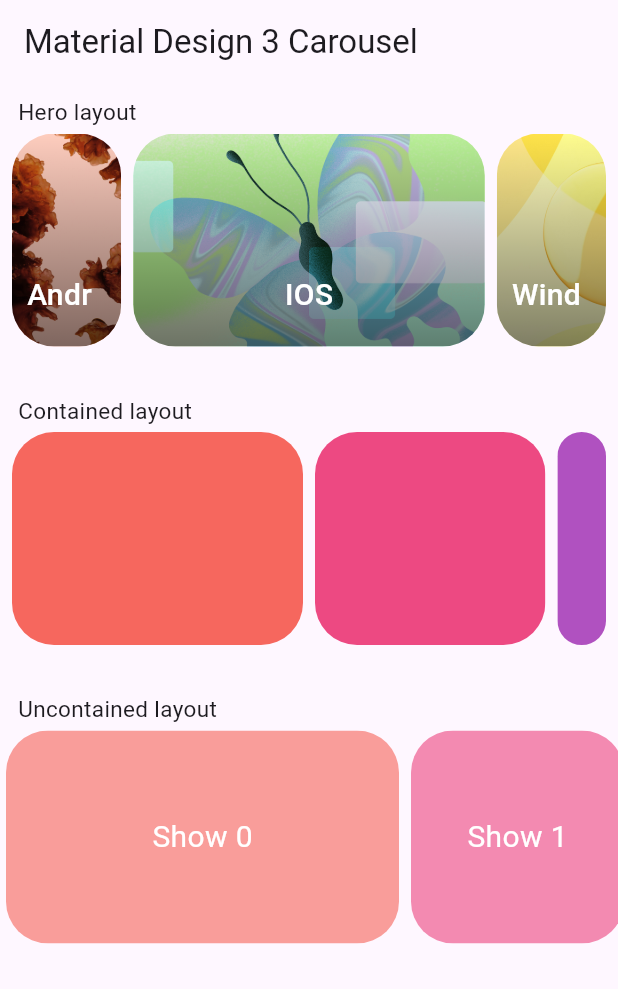
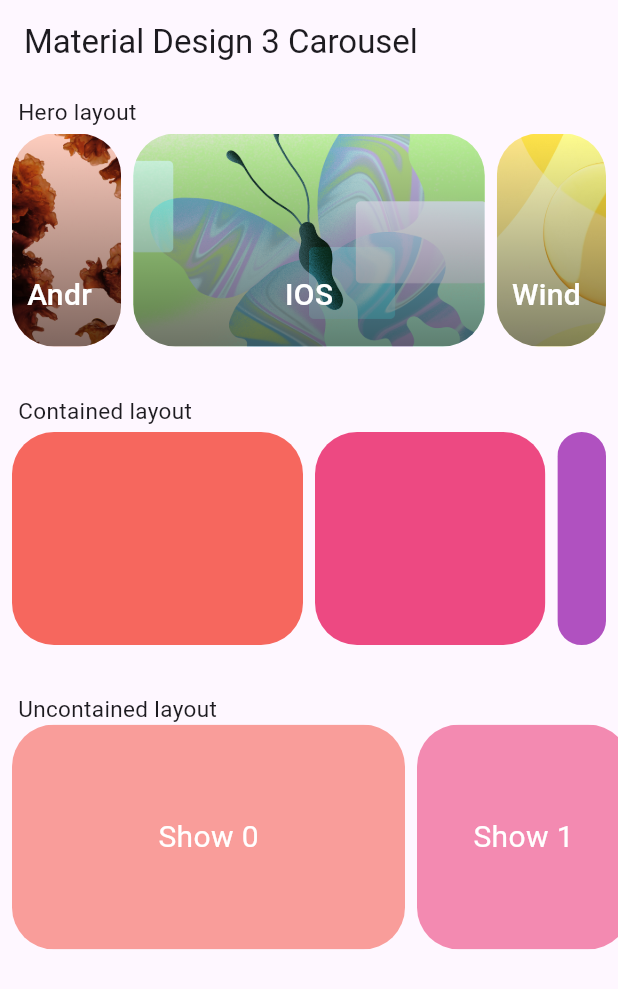
Before and after one commit to paadevelopments/m3_carousel, a Flutter app: the screen it shows after launch, on a phone screen of 412 x 824 dp. Shown: the top 989 px of the screen. Run offline on Flutter 3.47's test engine with Material 3 defaults, Android fonts, the phone set to English and light mode, and no system bars.

Commit message:
v2.0.2 release.

```diff
--- a/lib/base_layout.dart
+++ b/lib/base_layout.dart
@@ -347,7 +347,9 @@ class _CarouselViewState extends State<CarouselView> {
                   delegate: SliverChildBuilderDelegate(
                     (BuildContext context, int index) {
                       return Padding(
-                        padding: effectivePadding,
+                        padding: index == (widget.children.length - 1)
+                            ? const EdgeInsets.symmetric(horizontal: 8.0)
+                            : const EdgeInsets.only(left: 8.0),
                         child: widget.children.elementAt(index),
                       );
                     },
@@ -754,7 +756,7 @@ class _RenderSliverWeightedCarousel extends RenderSliverFixedExtentBoxAdaptor {
     return extent;
   }
 
-  // To ge the extent unit based on the viewport exten and the sum of weights.
+  // To ge the extent unit based on the viewport extent and the sum of weights.
   double get extentUnit =>
       constraints.viewportMainAxisExtent /
       (weights.reduce((int total, int extent) => total + extent));
--- a/lib/m3_carousel.dart
+++ b/lib/m3_carousel.dart
@@ -30,6 +30,7 @@ class M3Carousel extends StatefulWidget {
     this.uncontainedShrinkExtent = 150.0,
     this.childElementBorderRadius = 28.0,
     this.scrollAnimationDuration = 500,
+    this.singleSwipeGestureSensitivityRange = 300,
     this.onTap,
     required this.children,
   });
@@ -120,6 +121,16 @@ class M3Carousel extends StatefulWidget {
   /// Defaults to 500. Value unit is in milliseconds.
   final int scrollAnimationDuration;
 
+  /// Swipe scroll sensitivity for single-swipe gesture (automatic) scrolling.
+  ///
+  /// A higher value will imply a longer horizontal swipe to trigger scroll action
+  /// on carousel. Hence, reducing swipe sensitivity.
+  /// This works if [freeScroll] value is set to false (enables automatic scroll).
+  /// And on all platforms except Web.
+  ///
+  /// Defaults to 300.
+  final int singleSwipeGestureSensitivityRange;
+
   /// Sets listener for clicks/taps on carousel items.
   ///
   /// Clicked / Tapped item's index is return as [selectedIndex] value.
@@ -202,9 +213,11 @@ class _M3CarouselState extends State<M3Carousel> {
   }
 
   void onHorizontalDragEnd(DragEndDetails details) {
-    if (details.primaryVelocity! > (kIsWeb ? 0 : 300)) {
+    if (details.primaryVelocity! >
+        (kIsWeb ? 0 : widget.singleSwipeGestureSensitivityRange)) {
       scrollFrame(0);
-    } else if (details.primaryVelocity! < -(kIsWeb ? 0 : 300)) {
+    } else if (details.primaryVelocity! <
+        -(kIsWeb ? 0 : widget.singleSwipeGestureSensitivityRange)) {
       scrollFrame(1);
     }
   }
--- a/pubspec.yaml
+++ b/pubspec.yaml
@@ -1,6 +1,6 @@
 name: m3_carousel
 description: A flutter implementation of the Material Design 3 carousel (https://m3.material.io/components/carousel/overview).
-version: 2.0.1
+version: 2.0.2
 homepage: https://github.com/paadevelopments/m3_carousel
 
 environment:
```
Also changed, not shown: example/pubspec.lock, 1 other file.
